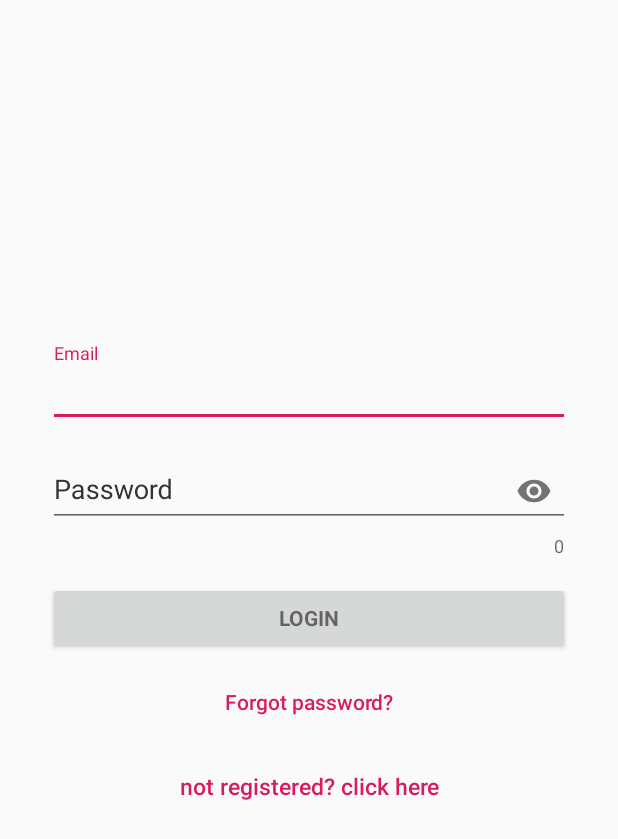
After one commit to appdevgenie/FirebaseMessaging, an Android app: the layout activity_login.xml on its own in the app's theme, with its tools: preview values and no code run, on a phone screen of 412 x 824 dp. The commit adds this screen. Shown: the top 839 px of the screen. Run offline under Robolectric (Android 15) with nearby library versions, the phone set to English and light mode, and no system bars.

Commit message:
update login activity

```diff
--- /dev/null
+++ b/app/src/main/res/layout/activity_login.xml
@@ -0,0 +1,142 @@
+<?xml version="1.0" encoding="utf-8"?>
+<android.support.constraint.ConstraintLayout xmlns:android="http://schemas.android.com/apk/res/android"
+    xmlns:app="http://schemas.android.com/apk/res-auto"
+    xmlns:tools="http://schemas.android.com/tools"
+    android:layout_width="match_parent"
+    android:layout_height="match_parent"
+>
+
+    <ProgressBar
+        android:id="@+id/progressBarLogin"
+        style="?android:attr/progressBarStyle"
+        android:layout_width="wrap_content"
+        android:layout_height="wrap_content"
+        android:layout_marginStart="8dp"
+        android:layout_marginLeft="8dp"
+        android:layout_marginTop="8dp"
+        android:layout_marginEnd="8dp"
+        android:layout_marginRight="8dp"
+        android:layout_marginBottom="8dp"
+        android:visibility="invisible"
+        app:layout_constraintBottom_toBottomOf="parent"
+        app:layout_constraintEnd_toEndOf="parent"
+        app:layout_constraintStart_toStartOf="parent"
+        app:layout_constraintTop_toBottomOf="@+id/tbLoginRegisterInfo" />
+
+
+
+    <android.support.design.widget.TextInputLayout
+        android:id="@+id/textInputLayoutEmailLogin"
+        android:layout_width="0dp"
+        android:layout_height="wrap_content"
+        android:layout_marginStart="32dp"
+        android:layout_marginLeft="32dp"
+        android:layout_marginEnd="32dp"
+        android:layout_marginRight="32dp"
+        android:layout_marginBottom="8dp"
+        android:textColorHint="#333"
+        app:layout_constraintBottom_toTopOf="@+id/textInputLayoutPasswordLogin"
+        app:layout_constraintEnd_toEndOf="parent"
+        app:layout_constraintStart_toStartOf="parent">
+
+        <EditText
+            android:id="@+id/etLoginEmail"
+            android:layout_width="match_parent"
+            android:layout_height="wrap_content"
+            android:ems="15"
+            android:hint="Email"
+            android:inputType="textEmailAddress"
+            android:maxLines="1"
+            android:singleLine="true"
+            android:textColor="#333" />
+
+    </android.support.design.widget.TextInputLayout>
+
+    <android.support.design.widget.TextInputLayout
+        android:id="@+id/textInputLayoutPasswordLogin"
+        android:layout_width="0dp"
+        android:layout_height="wrap_content"
+        android:layout_marginStart="32dp"
+        android:layout_marginLeft="32dp"
+        android:layout_marginEnd="32dp"
+        android:layout_marginRight="32dp"
+        android:layout_marginBottom="16dp"
+        android:textColorHint="#333"
+        app:counterEnabled="true"
+        app:layout_constraintBottom_toTopOf="@+id/bLoginRegister"
+        app:layout_constraintEnd_toEndOf="parent"
+        app:layout_constraintStart_toStartOf="parent"
+        app:passwordToggleEnabled="true">
+
+        <EditText
+            android:id="@+id/etLoginPassword"
+            android:layout_width="match_parent"
+            android:layout_height="wrap_content"
+            android:ems="15"
+            android:focusableInTouchMode="true"
+            android:hint="Password"
+            android:imeOptions="actionUnspecified"
+            android:inputType="textPassword"
+            android:maxLines="1"
+            android:singleLine="true"
+            android:textColor="#333" />
+
+    </android.support.design.widget.TextInputLayout>
+
+    <Button
+        android:id="@+id/bLoginRegister"
+        style="?android:textAppearanceSmall"
+        android:layout_width="match_parent"
+        android:layout_height="wrap_content"
+        android:layout_marginStart="32dp"
+        android:layout_marginLeft="32dp"
+        android:layout_marginTop="8dp"
+        android:layout_marginEnd="32dp"
+        android:layout_marginRight="32dp"
+        android:layout_marginBottom="8dp"
+        android:text="Login"
+        android:textStyle="bold"
+        app:layout_constraintBottom_toBottomOf="parent"
+        app:layout_constraintEnd_toEndOf="parent"
+        app:layout_constraintStart_toStartOf="parent"
+        app:layout_constraintTop_toTopOf="parent" />
+
+    <Button
+        android:id="@+id/bLoginForgotPassword"
+        android:layout_width="match_parent"
+        android:layout_height="wrap_content"
+        android:layout_marginStart="8dp"
+        android:layout_marginLeft="8dp"
+        android:layout_marginTop="8dp"
+        android:layout_marginEnd="8dp"
+        android:layout_marginRight="8dp"
+        android:background="@null"
+        android:text="Forgot password?"
+        android:textAllCaps="false"
+        android:textColor="@color/colorAccent"
+        app:layout_constraintEnd_toEndOf="parent"
+        app:layout_constraintStart_toStartOf="parent"
+        app:layout_constraintTop_toBottomOf="@+id/bLoginRegister" />
+
+    <ToggleButton
+        android:id="@+id/tbLoginRegisterInfo"
+        android:layout_width="match_parent"
+        android:layout_height="wrap_content"
+        android:layout_marginStart="8dp"
+        android:layout_marginLeft="8dp"
+        android:layout_marginTop="8dp"
+        android:layout_marginEnd="8dp"
+        android:layout_marginRight="8dp"
+        android:background="@null"
+        android:textAllCaps="false"
+        android:textColor="@color/colorAccent"
+        android:textOff="not registered? click here"
+        android:textOn="already registered? click here"
+        android:textSize="15sp"
+        app:layout_constraintEnd_toEndOf="parent"
+        app:layout_constraintStart_toStartOf="parent"
+        app:layout_constraintTop_toBottomOf="@+id/bLoginForgotPassword" />
+
+
+
+</android.support.constraint.ConstraintLayout>
--- a/build.gradle
+++ b/build.gradle
@@ -8,6 +8,7 @@ buildscript {
     }
     dependencies {
         classpath 'com.android.tools.build:gradle:3.3.0'
+        classpath 'com.google.gms:google-services:4.2.0'
 
         // NOTE: Do not place your application dependencies here; they belong
         // in the individual module build.gradle files
```
Also changed, not shown: app/build.gradle (+28 -6 lines), app/src/main/AndroidManifest.xml (+10 -1 lines), app/src/main/java/com/appdevgenie/firebasemessaging/LoginActivity.java (added, +219 -0 lines), app/src/main/java/com/appdevgenie/firebasemessaging/MainActivity.java (+75 -3 lines), app/src/main/java/com/appdevgenie/firebasemessaging/Models/FirebaseCloudMessage.java (added, +39 -0 lines), app/src/main/java/com/appdevgenie/firebasemessaging/Models/MessageData.java (added, +50 -0 lines), app/src/main/java/com/appdevgenie/firebasemessaging/Services/MyMessagingService.java (added, +44 -0 lines), app/src/main/java/com/appdevgenie/firebasemessaging/Utils/FirebaseCloudMessengerAPI.java (added, +20 -0 lines), app/src/main/res/layout/activity_main.xml (+40 -5 lines), app/src/main/res/menu/main_menu.xml (added, +10 -0 lines), 1 other file.
